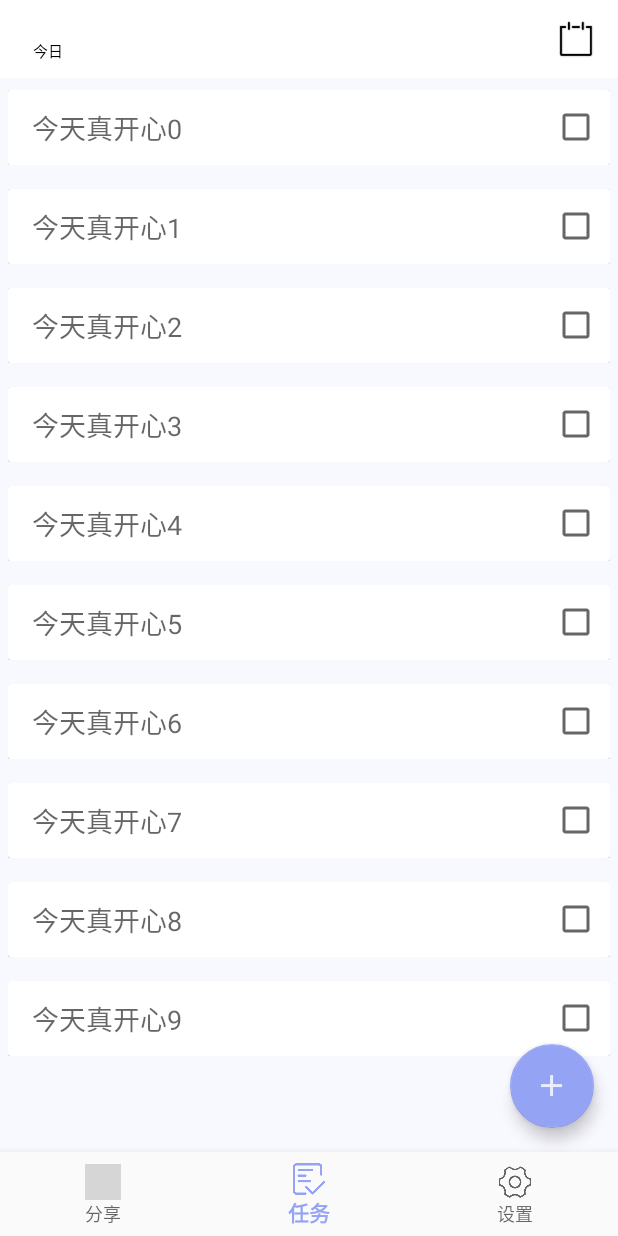
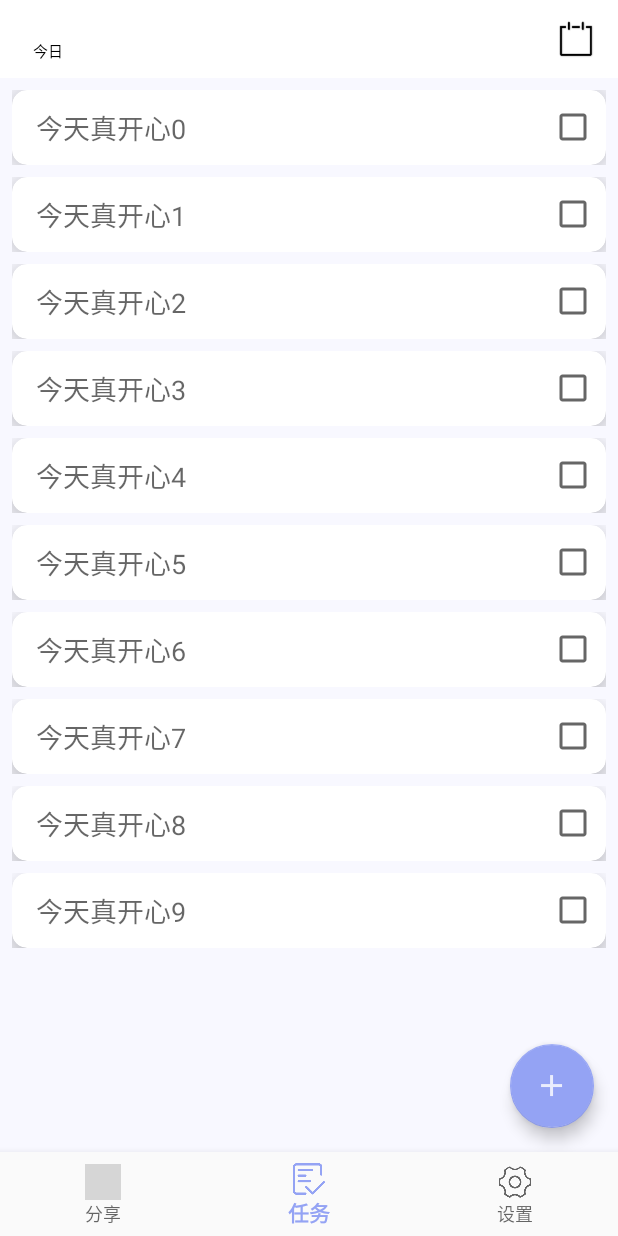
Before and after one commit to henu17android/Meet, an Android app: the screen it shows after launch (MainActivity), on a phone screen of 412 x 824 dp. Run offline under Robolectric (Android 15) with nearby library versions, the phone set to English and light mode, and no system bars; libraries missing offline, so code that uses them is left out: com.haibin.calendarview; plain views replace CalendarLayout, CalendarView; 12 statements that could not run were skipped; grey boxes are pictures that could not be loaded.

Commit message:
update item_task

```diff
--- a/app/src/main/AndroidManifest.xml
+++ b/app/src/main/AndroidManifest.xml
@@ -8,7 +8,8 @@
         android:label="@string/app_name"
         android:roundIcon="@mipmap/ic_launcher_round"
         android:supportsRtl="true"
-        android:theme="@style/AppTheme">
+        android:theme="@style/AppTheme"
+        android:hardwareAccelerated="true">
         <activity
             android:name=".activity.MainActivity"
             android:label="@string/app_name">
--- a/app/src/main/java/com/example/meet/activity/MainActivity.java
+++ b/app/src/main/java/com/example/meet/activity/MainActivity.java
@@ -55,8 +55,8 @@ public class MainActivity extends AppCompatActivity implements
         setContentView(R.layout.activity_main);
 
         //隐藏系统标题栏
-        ActionBar actionBar = getSupportActionBar();
-        actionBar.hide();
+        //ActionBar actionBar = getSupportActionBar();
+        //actionBar.hide();
 
         initView();
 
--- a/app/src/main/res/layout/fragment_task.xml
+++ b/app/src/main/res/layout/fragment_task.xml
@@ -5,7 +5,7 @@
     xmlns:app="http://schemas.android.com/apk/res-auto"
     android:layout_width="match_parent"
     android:layout_height="match_parent"
-    android:background="@color/colorPrimary"
+    android:background="@color/colorPrimaryDark"
     android:orientation="vertical"
     tools:context=".fragment.TaskFragment"
     android:id="@+id/fragment_task">
@@ -126,8 +126,6 @@
 
 
         <android.support.v7.widget.RecyclerView
-            android:paddingRight="5dp"
-            android:paddingLeft="5dp"
             android:layout_width="match_parent"
             android:layout_height="match_parent"
             android:id="@+id/recyclerView"
--- a/app/src/main/res/layout/task_item_layout.xml
+++ b/app/src/main/res/layout/task_item_layout.xml
@@ -4,15 +4,18 @@
     xmlns:app="http://schemas.android.com/apk/res-auto"
     android:layout_width="match_parent"
     android:layout_height="wrap_content"
-    android:layout_marginVertical="8dp"
-    android:background="@android:color/white"
+    android:layout_marginTop="8dp"
+    android:layout_marginHorizontal="8dp"
     >
 
     <android.support.v7.widget.CardView
+        xmlns:android="http://schemas.android.com/apk/res/android"
+        xmlns:card_view="http://schemas.android.com/apk/res-auto"
         android:layout_width="match_parent"
         android:layout_height="50dp"
-        app:cardElevation="10dp"
-
+        card_view:cardElevation="15dp"
+        card_view:cardCornerRadius="10dp"
+        card_view:cardBackgroundColor="@android:color/white"
         >
 
         <LinearLayout
--- a/app/src/main/res/values/styles.xml
+++ b/app/src/main/res/values/styles.xml
@@ -1,7 +1,7 @@
 <resources>
 
     <!-- Base application theme. -->
-    <style name="AppTheme" parent="Theme.AppCompat.Light.DarkActionBar">
+    <style name="AppTheme" parent="Theme.AppCompat.Light.NoActionBar">
         <!-- Customize your theme here. -->
         <item name="colorPrimary">@color/colorPrimary</item>
         <item name="colorPrimaryDark">@color/colorPrimaryDark</item>
```
Also changed, not shown: app/src/main/java/com/example/meet/bean/Task.java (+4 -3 lines).
